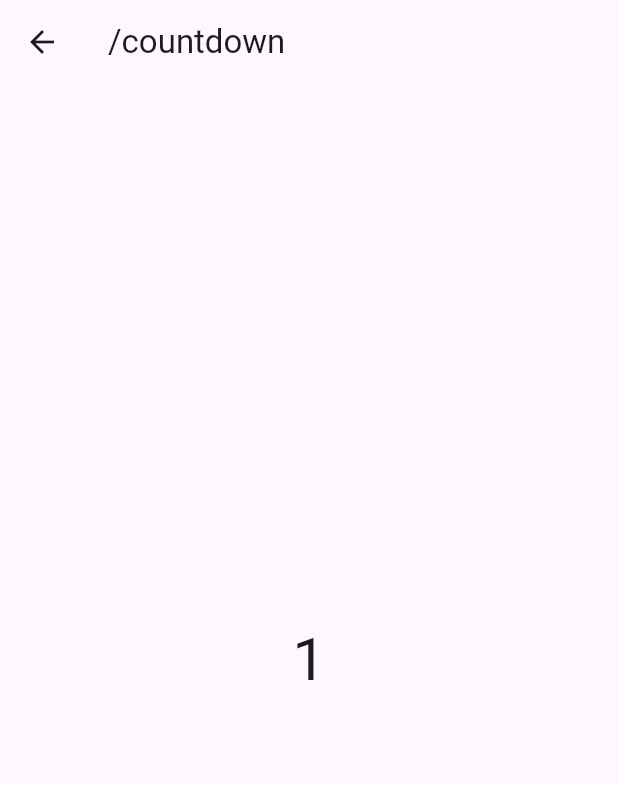
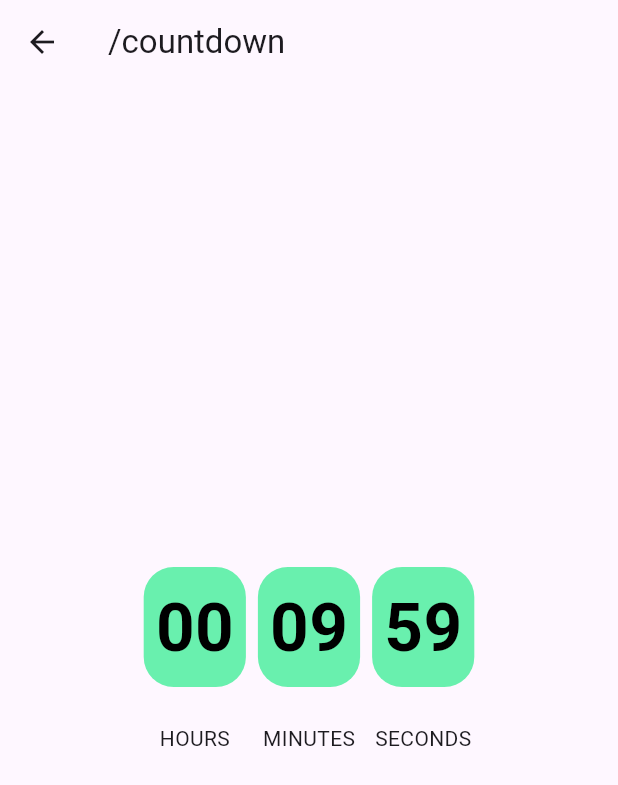
Before and after one commit to exlsy/gandan_01, a Flutter app: the screen it shows after launch, after a tap on "Go CountdownTimer", on a phone screen of 412 x 824 dp. Shown: the top 785 px of the screen. Run offline on Flutter 3.47's test engine with Material 3 defaults, Android fonts, the phone set to English and light mode, and no system bars; our stand-ins replace go_router, percent_indicator.

Commit message:
countdown_timer_screen.dart 변경

```diff
--- a/lib/screen/countdown_timer_screen.dart
+++ b/lib/screen/countdown_timer_screen.dart
@@ -11,18 +11,32 @@ class CountdownTimerScreen extends StatefulWidget {
 }
 
 class _CountdownTimerScreenState extends State<CountdownTimerScreen> {
+  static const countdownDuration = Duration(minutes: 10);
   Duration duration = Duration();
   Timer? timer;
+
+  bool isCountdown = true;
 
   @override
   void initState() {
     super.initState();
 
     startTimer();
+    reset();
+  }
+
+  void reset() {
+    setState(() {
+      if (isCountdown) {
+        duration = countdownDuration;
+      } else {
+        duration = Duration();
+      }
+    });
   }
 
   void addTime() {
-    final addSeconds = 1;
+    final addSeconds = isCountdown ? -1 : 1;
 
     setState(() {
       final seconds = duration.inSeconds + addSeconds;
@@ -47,9 +61,61 @@ class _CountdownTimerScreenState extends State<CountdownTimerScreen> {
   }
 
   Widget buildTime() {
-    return Text(
-      '${duration.inSeconds}',
-      style: TextStyle(fontSize: 40),
+    // 9 -> 09
+    String twoDigits(int n) => n.toString().padLeft(2, '0');
+    final hours = twoDigits(duration.inHours);
+    final minutes = twoDigits(duration.inMinutes.remainder(60));
+    final seconds = twoDigits(duration.inSeconds.remainder(60));
+
+    // return Text(
+    //   '${minutes}:${seconds}',
+    //   style: TextStyle(fontSize: 40),
+    // );
+
+    return Row(
+      mainAxisAlignment: MainAxisAlignment.center,
+      children: [
+        buildTimeCard(time: hours, header: 'HOURS'),
+        SizedBox(
+          width: 8,
+        ),
+        buildTimeCard(time: minutes, header: 'MINUTES'),
+        SizedBox(
+          width: 8,
+        ),
+        buildTimeCard(time: seconds, header: 'SECONDS'),
+      ],
     );
   }
+
+  Widget buildTimeCard({
+    required String time,
+    required String header,
+  }) =>
+      Column(
+        mainAxisAlignment: MainAxisAlignment.center,
+        children: [
+          Container(
+            padding: EdgeInsets.all(
+              8.0,
+            ),
+            decoration: BoxDecoration(
+              color: Colors.greenAccent,
+              borderRadius: BorderRadius.circular(20),
+            ),
+            child: Text(
+              time,
+              style: TextStyle(
+                fontWeight: FontWeight.bold,
+                color: Colors.black,
+                fontSize: 45,
+              ),
+            ),
+          ),
+          SizedBox(
+            height: 24,
+          ),
+          Text(header),
+        ],
+      );
 }
```
